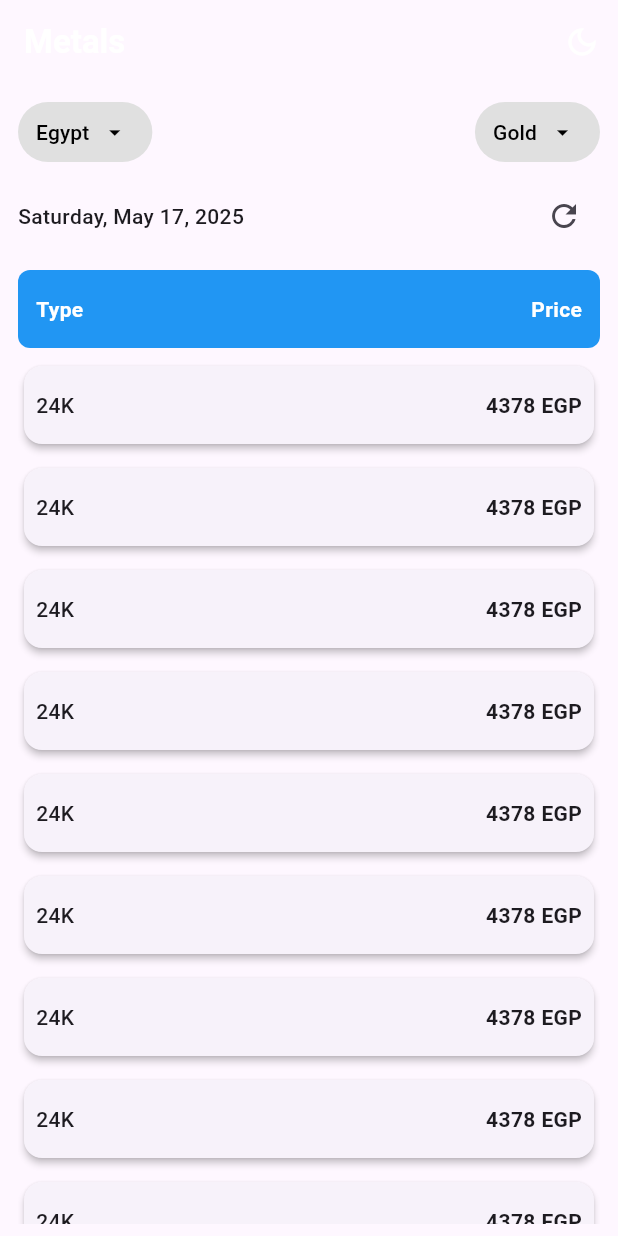
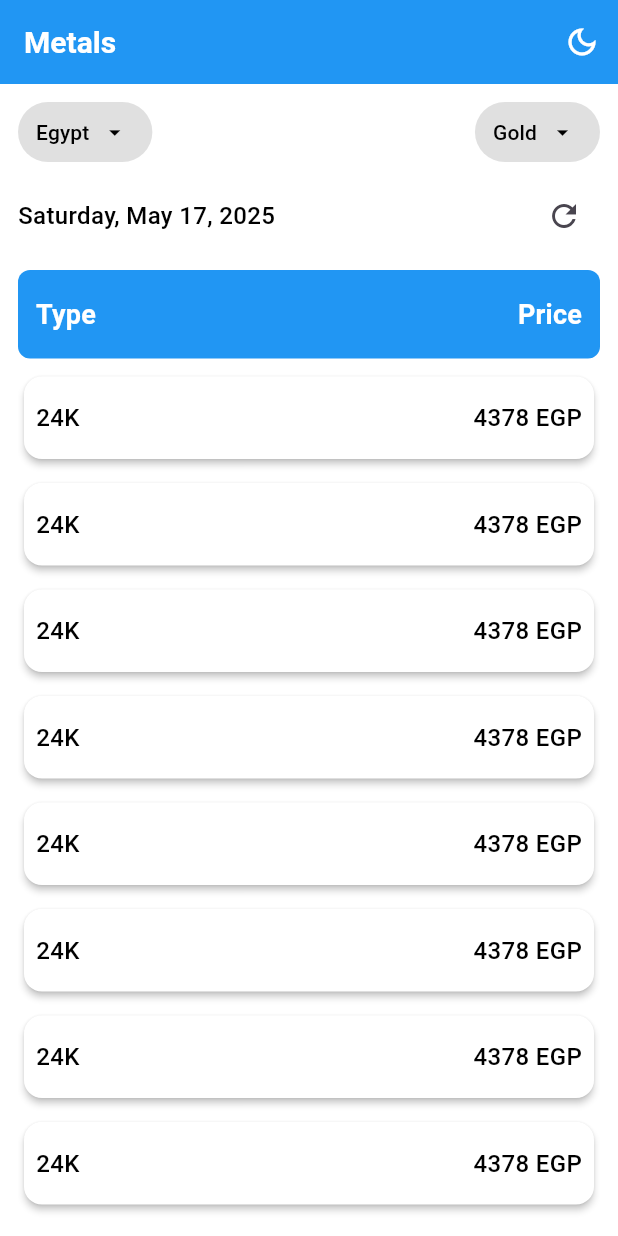
Before and after one commit to Kerolos4555/metal-price, a Flutter app: the screen it shows after launch, on a phone screen of 412 x 824 dp. Run offline on Flutter 3.47's test engine with Material 3 defaults, Android fonts, the phone set to English and light mode, and no system bars.

Commit message:
light and dark mode done

```diff
--- a/lib/main.dart
+++ b/lib/main.dart
@@ -1,5 +1,7 @@
 import 'package:flutter/material.dart';
 import 'package:metal_price/screens/home_screen.dart';
+import 'package:metal_price/themes/dark_theme.dart';
+import 'package:metal_price/themes/light_theme.dart';
 
 void main() {
   runApp(const MetalPrice());
@@ -10,9 +12,12 @@ class MetalPrice extends StatelessWidget {
 
   @override
   Widget build(BuildContext context) {
-    return const MaterialApp(
+    return MaterialApp(
       debugShowCheckedModeBanner: false,
-      home: HomeScreen(),
+      theme: LightThemeData.lightTheme(),
+      darkTheme: DarkThemeData.darkTheme(),
+      themeMode: ThemeMode.light,
+      home: const HomeScreen(),
     );
   }
 }
--- a/lib/screens/home_screen.dart
+++ b/lib/screens/home_screen.dart
@@ -1,6 +1,8 @@
 import 'package:flutter/material.dart';
-import 'package:intl/intl.dart';
-import 'package:metal_price/widgets/text_icon_button.dart';
+import 'package:metal_price/widgets/horizontal_buttons.dart';
+import 'package:metal_price/widgets/last_update.dart';
+import 'package:metal_price/widgets/list_header.dart';
+import 'package:metal_price/widgets/metal_price_list.dart';
 
 class HomeScreen extends StatelessWidget {
   const HomeScreen({super.key});
@@ -9,106 +11,25 @@ class HomeScreen extends StatelessWidget {
   Widget build(BuildContext context) {
     return Scaffold(
       appBar: AppBar(
-        //backgroundColor: Colors.blue,
-        title: const Text(
-          'Metals',
-          style: TextStyle(color: Colors.white, fontWeight: FontWeight.bold),
-        ),
+        title: const Text('Metals'),
         actions: [
           IconButton(
             onPressed: () {},
-            icon: const Icon(Icons.dark_mode_outlined, color: Colors.white),
+            icon: const Icon(Icons.dark_mode_outlined),
           ),
         ],
       ),
-      body: Padding(
-        padding: const EdgeInsets.symmetric(vertical: 8, horizontal: 12),
+      body: const Padding(
+        padding: EdgeInsets.symmetric(vertical: 8, horizontal: 12),
         child: Column(
           children: [
-            Row(
-              mainAxisAlignment: MainAxisAlignment.spaceBetween,
-              children: [
-                TextIconButton(onPress: () {}, title: 'Egypt'),
-                TextIconButton(onPress: () {}, title: 'Gold'),
-              ],
-            ),
-            const SizedBox(height: 8),
-            Row(
-              mainAxisAlignment: MainAxisAlignment.spaceBetween,
-              children: [
-                Text(
-                  DateFormat('EEEE, MMM d, yyyy').format(DateTime.now()),
-                  style: const TextStyle(
-                    fontSize: 14,
-                    fontWeight: FontWeight.w500,
-                  ),
-                ),
-                IconButton(onPressed: () {}, icon: const Icon(Icons.refresh)),
-              ],
-            ),
-            const SizedBox(height: 12),
-            Container(
-              decoration: BoxDecoration(
-                color: Colors.blue,
-                borderRadius: BorderRadius.circular(8),
-              ),
-              padding: const EdgeInsets.symmetric(horizontal: 12, vertical: 16),
-              child: const Row(
-                mainAxisAlignment: MainAxisAlignment.spaceBetween,
-                children: [
-                  Text(
-                    'Type',
-                    style: TextStyle(
-                      color: Colors.white,
-                      fontWeight: FontWeight.bold,
-                    ),
-                  ),
-                  Text(
-                    'Price',
-                    style: TextStyle(
-                      color: Colors.white,
-                      fontWeight: FontWeight.bold,
-                    ),
-                  ),
-                ],
-              ),
-            ),
-            const SizedBox(height: 8),
-            Expanded(
-              child: ListView.separated(
-                itemCount: 10,
-                separatorBuilder: (context, index) {
-                  return const SizedBox(height: 8);
-                },
-                itemBuilder: (context, index) {
-                  return Card(
-                    elevation: 2,
-                    shape: RoundedRectangleBorder(
-                      borderRadius: BorderRadius.circular(12),
-                    ),
-                    child: const Padding(
-                      padding: EdgeInsets.symmetric(
-                        horizontal: 8,
-                        vertical: 16,
-                      ),
-                      child: Row(
-                        mainAxisAlignment: MainAxisAlignment.spaceBetween,
-                        children: [
-                          Text(
-                            '24K',
-                            style: TextStyle(fontWeight: FontWeight.w500),
-                          ),
-                          Text(
-                            '4378 EGP',
-                            style: TextStyle(fontWeight: FontWeight.bold),
-                          ),
-                        ],
-                      ),
-                    ),
-                  );
-                },
-              ),
-            ),
+            HorizontalButtons(),
+            SizedBox(height: 8),
+            LastUpdate(),
+            SizedBox(height: 12),
+            ListHeader(),
+            SizedBox(height: 8),
+            Expanded(child: MetalPriceList()),
           ],
         ),
       ),
--- /dev/null
+++ b/lib/themes/dark_theme.dart
@@ -0,0 +1,36 @@
+import 'package:flutter/material.dart';
+
+class DarkThemeData {
+  static ThemeData darkTheme() => ThemeData(
+    brightness: Brightness.dark,
+    primaryColor: Colors.amber,
+    scaffoldBackgroundColor: const Color(0xFF121212),
+    appBarTheme: const AppBarTheme(
+      backgroundColor: Colors.amber,
+      foregroundColor: Colors.white,
+      titleTextStyle: TextStyle(
+        color: Colors.black,
+        fontSize: 20,
+        fontWeight: FontWeight.bold,
+      ),
+      iconTheme: IconThemeData(color: Colors.black),
+    ),
+    cardTheme: CardTheme(
+      color: const Color(0xFF1E1E1E),
+      elevation: 2,
+      shape: RoundedRectangleBorder(borderRadius: BorderRadius.circular(12)),
+    ),
+    textTheme: const TextTheme(
+      titleMedium: TextStyle(
+        color: Colors.black,
+        fontSize: 18,
+        fontWeight: FontWeight.bold,
+      ),
+      bodyMedium: TextStyle(
+        color: Colors.white,
+        fontSize: 16,
+        fontWeight: FontWeight.w500,
+      ),
+    ),
+  );
+}
--- /dev/null
+++ b/lib/themes/light_theme.dart
@@ -0,0 +1,36 @@
+import 'package:flutter/material.dart';
+
+class LightThemeData {
+  static ThemeData lightTheme() => ThemeData(
+    brightness: Brightness.light,
+    primaryColor: Colors.blue,
+    scaffoldBackgroundColor: Colors.white,
+    appBarTheme: const AppBarTheme(
+      backgroundColor: Colors.blue,
+      foregroundColor: Colors.white,
+      titleTextStyle: TextStyle(
+        color: Colors.white,
+        fontSize: 20,
+        fontWeight: FontWeight.bold,
+      ),
+      iconTheme: IconThemeData(color: Colors.white),
+    ),
+    cardTheme: CardTheme(
+      color: Colors.white,
+      elevation: 2,
+      shape: RoundedRectangleBorder(borderRadius: BorderRadius.circular(12)),
+    ),
+    textTheme: const TextTheme(
+      titleMedium: TextStyle(
+        color: Colors.white,
+        fontSize: 18,
+        fontWeight: FontWeight.bold,
+      ),
+      bodyMedium: TextStyle(
+        color: Colors.black,
+        fontSize: 16,
+        fontWeight: FontWeight.w500,
+      ),
+    ),
+  );
+}
--- /dev/null
+++ b/lib/widgets/horizontal_buttons.dart
@@ -0,0 +1,17 @@
+import 'package:flutter/material.dart';
+import 'package:metal_price/widgets/text_icon_button.dart';
+
+class HorizontalButtons extends StatelessWidget {
+  const HorizontalButtons({super.key});
+
+  @override
+  Widget build(BuildContext context) {
+    return Row(
+      mainAxisAlignment: MainAxisAlignment.spaceBetween,
+      children: [
+        TextIconButton(onPress: () {}, title: 'Egypt'),
+        TextIconButton(onPress: () {}, title: 'Gold'),
+      ],
+    );
+  }
+}
--- /dev/null
+++ b/lib/widgets/last_update.dart
@@ -0,0 +1,20 @@
+import 'package:flutter/material.dart';
+import 'package:intl/intl.dart';
+
+class LastUpdate extends StatelessWidget {
+  const LastUpdate({super.key});
+
+  @override
+  Widget build(BuildContext context) {
+    return Row(
+      mainAxisAlignment: MainAxisAlignment.spaceBetween,
+      children: [
+        Text(
+          DateFormat('EEEE, MMM d, yyyy').format(DateTime.now()),
+          style: Theme.of(context).textTheme.bodyMedium,
+        ),
+        IconButton(onPressed: () {}, icon: const Icon(Icons.refresh)),
+      ],
+    );
+  }
+}
--- /dev/null
+++ b/lib/widgets/list_header.dart
@@ -0,0 +1,23 @@
+import 'package:flutter/material.dart';
+
+class ListHeader extends StatelessWidget {
+  const ListHeader({super.key});
+
+  @override
+  Widget build(BuildContext context) {
+    return Container(
+      decoration: BoxDecoration(
+        color: Theme.of(context).primaryColor,
+        borderRadius: BorderRadius.circular(8),
+      ),
+      padding: const EdgeInsets.symmetric(horizontal: 12, vertical: 16),
+      child: Row(
+        mainAxisAlignment: MainAxisAlignment.spaceBetween,
+        children: [
+          Text('Type', style: Theme.of(context).textTheme.titleMedium),
+          Text('Price', style: Theme.of(context).textTheme.titleMedium),
+        ],
+      ),
+    );
+  }
+}
--- /dev/null
+++ b/lib/widgets/metal_item.dart
@@ -0,0 +1,21 @@
+import 'package:flutter/material.dart';
+
+class MetalItem extends StatelessWidget {
+  const MetalItem({super.key});
+
+  @override
+  Widget build(BuildContext context) {
+    return Card(
+      child: Padding(
+        padding: const EdgeInsets.symmetric(horizontal: 8, vertical: 16),
+        child: Row(
+          mainAxisAlignment: MainAxisAlignment.spaceBetween,
+          children: [
+            Text('24K', style: Theme.of(context).textTheme.bodyMedium),
+            Text('4378 EGP', style: Theme.of(context).textTheme.bodyMedium),
+          ],
+        ),
+      ),
+    );
+  }
+}
--- /dev/null
+++ b/lib/widgets/metal_price_list.dart
@@ -0,0 +1,19 @@
+import 'package:flutter/material.dart';
+import 'package:metal_price/widgets/metal_item.dart';
+
+class MetalPriceList extends StatelessWidget {
+  const MetalPriceList({super.key});
+
+  @override
+  Widget build(BuildContext context) {
+    return ListView.separated(
+      itemCount: 10,
+      separatorBuilder: (context, index) {
+        return const SizedBox(height: 8);
+      },
+      itemBuilder: (context, index) {
+        return const MetalItem();
+      },
+    );
+  }
+}
```
